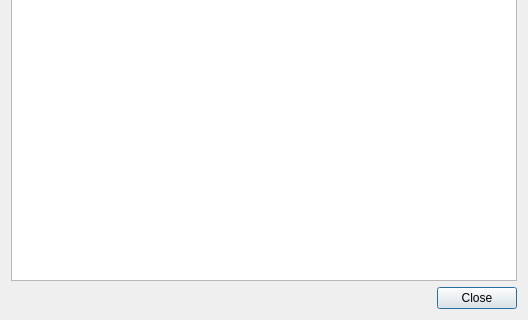
First picture: the form in src/libkstapp/viewvectordialog.ui, repository Kst-plot/kst, before the edit; both pictures show x 0 to 528 and y 216 to 536 of the 528 by 536 pixel window.
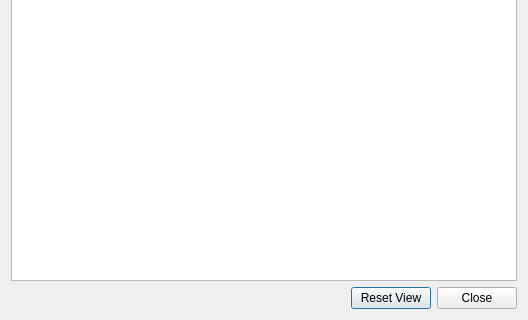
Second picture: the form after the edit. Custom widgets are drawn as their Qt base class.

Commit message: Add reset button and remove index pseudo-vector

What changed in the file:
```diff
--- a/src/libkstapp/viewvectordialog.ui
+++ b/src/libkstapp/viewvectordialog.ui
@@ -51,14 +51,35 @@
     <widget class="QTableView" name="_vectors"/>
    </item>
    <item>
-    <widget class="QDialogButtonBox" name="buttonBox">
+    <layout class="QHBoxLayout" name="horizontalLayout_2">
+     <item>
+      <spacer name="horizontalSpacer">
      <property name="orientation">
       <enum>Qt::Horizontal</enum>
      </property>
-     <property name="standardButtons">
-      <set>QDialogButtonBox::Close</set>
-     </property>
-    </widget>
+       <property name="sizeHint" stdset="0">
+        <size>
+         <width>40</width>
+         <height>20</height>
+        </size>
+       </property>
+      </spacer>
+     </item>
+     <item>
+      <widget class="QPushButton" name="_resetButton">
+       <property name="text">
+        <string>Reset View</string>
+       </property>
+      </widget>
+     </item>
+     <item>
+      <widget class="QPushButton" name="_closeButton">
+       <property name="text">
+        <string>Close</string>
+       </property>
+      </widget>
+     </item>
+    </layout>
    </item>
   </layout>
  </widget>
```
Left out of the diff: 12 changed lines with no effect on the pictures. Lines whose indentation alone changed are shown as unchanged. The commit also changes 3 other files.
